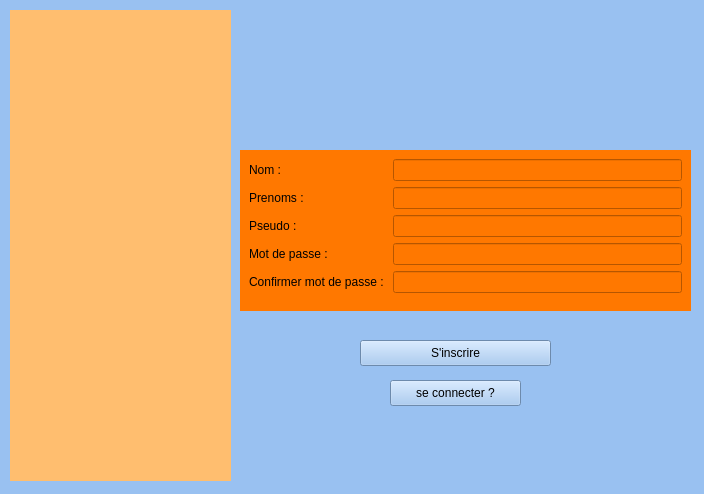
Qt form app/ui/auth/signUp.ui (Valyfaliana/suiviPersoConsoElec) before a commit.
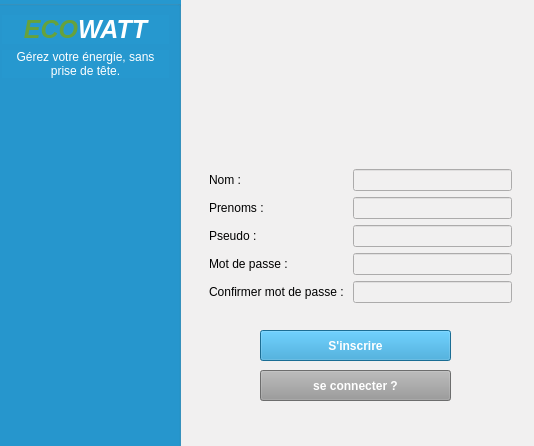
The same form after that commit. Icons and pictures are not drawn.

Commit message: [change] interface Inscription

Patch:
```diff
--- a/app/ui/auth/signUp.ui
+++ b/app/ui/auth/signUp.ui
@@ -9,8 +9,8 @@
    <rect>
     <x>0</x>
     <y>0</y>
-    <width>704</width>
-    <height>494</height>
+    <width>534</width>
+    <height>446</height>
    </rect>
   </property>
   <property name="windowTitle">
@@ -20,20 +20,18 @@
    <bool>false</bool>
   </property>
   <property name="styleSheet">
-   <string notr="true">background-color: rgb(153, 193, 241);</string>
+   <string notr="true">background-color: rgb(241, 240, 240);
+color: rgb(0, 0, 0);</string>
   </property>
   <widget class="QFrame" name="formFrame">
    <property name="geometry">
     <rect>
-     <x>240</x>
-     <y>150</y>
-     <width>451</width>
+     <x>200</x>
+     <y>160</y>
+     <width>321</width>
      <height>161</height>
     </rect>
    </property>
-   <property name="styleSheet">
-    <string notr="true">background-color: rgb(255, 120, 0);</string>
-   </property>
    <layout class="QFormLayout">
     <item row="0" column="0">
      <widget class="QLabel" name="nomLabel">
@@ -95,46 +93,136 @@
     </item>
    </layout>
   </widget>
-  <widget class="QFrame" name="verticalFrame">
-   <property name="geometry">
-    <rect>
-     <x>10</x>
-     <y>10</y>
-     <width>221</width>
-     <height>471</height>
-    </rect>
-   </property>
-   <property name="styleSheet">
-    <string notr="true">background-color: rgb(255, 190, 111);</string>
-   </property>
-   <layout class="QVBoxLayout" name="verticalLayout"/>
-  </widget>
   <widget class="QPushButton" name="btnInscription">
    <property name="geometry">
     <rect>
-     <x>360</x>
-     <y>340</y>
+     <x>260</x>
+     <y>330</y>
      <width>191</width>
-     <height>26</height>
+     <height>31</height>
     </rect>
    </property>
+   <property name="font">
+    <font>
+     <bold>true</bold>
+    </font>
+   </property>
+   <property name="styleSheet">
+    <string notr="true">background-color: rgb(38, 152, 207);
+color: rgb(255, 255, 255);</string>
+   </property>
    <property name="text">
     <string>S'inscrire</string>
    </property>
+   <property name="autoDefault">
+    <bool>false</bool>
+   </property>
+   <property name="default">
+    <bool>false</bool>
+   </property>
+   <property name="flat">
+    <bool>false</bool>
+   </property>
   </widget>
   <widget class="QPushButton" name="btnConnecter">
    <property name="geometry">
     <rect>
-     <x>390</x>
-     <y>380</y>
-     <width>131</width>
-     <height>26</height>
+     <x>260</x>
+     <y>370</y>
+     <width>191</width>
+     <height>31</height>
     </rect>
    </property>
+   <property name="font">
+    <font>
+     <bold>true</bold>
+    </font>
+   </property>
+   <property name="styleSheet">
+    <string notr="true">background-color: rgb(153, 153, 153);
+color: rgb(255, 255, 255);</string>
+   </property>
    <property name="text">
     <string>se connecter ?</string>
    </property>
   </widget>
+  <widget class="QGroupBox" name="partieGauche">
+   <property name="geometry">
+    <rect>
+     <x>-10</x>
+     <y>0</y>
+     <width>191</width>
+     <height>451</height>
+    </rect>
+   </property>
+   <property name="styleSheet">
+    <string notr="true">background-color: rgb(38, 152, 207);
+color: rgb(255, 255, 255);</string>
+   </property>
+   <layout class="QVBoxLayout" name="verticalLayout">
+    <item>
+     <widget class="QLabel" name="label">
+      <property name="font">
+       <font>
+        <pointsize>19</pointsize>
+        <bold>true</bold>
+       </font>
+      </property>
+      <property name="text">
+       <string>&lt;html&gt;&lt;head/&gt;&lt;body&gt;&lt;p&gt;&lt;span style=&quot; font-style:italic; color:#66a23c;&quot;&gt;ECO&lt;/span&gt;&lt;span style=&quot; font-style:italic;&quot;&gt;WATT&lt;/span&gt;&lt;/p&gt;&lt;/body&gt;&lt;/html&gt;</string>
+      </property>
+      <property name="alignment">
+       <set>Qt::AlignmentFlag::AlignCenter</set>
+      </property>
+     </widget>
+    </item>
+    <item>
+     <widget class="QLabel" name="label_2">
+      <property name="text">
+       <string>Gérez votre énergie, sans prise de tête.</string>
+      </property>
+      <property name="alignment">
+       <set>Qt::AlignmentFlag::AlignCenter</set>
+      </property>
+      <property name="wordWrap">
+       <bool>true</bool>
+      </property>
+     </widget>
+    </item>
+    <item>
+     <spacer name="verticalSpacer">
+      <property name="orientation">
+       <enum>Qt::Orientation::Vertical</enum>
+      </property>
+      <property name="sizeHint" stdset="0">
+       <size>
+        <width>20</width>
+        <height>40</height>
+       </size>
+      </property>
+     </spacer>
+    </item>
+   </layout>
+  </widget>
+  <widget class="QLabel" name="label_3">
+   <property name="geometry">
+    <rect>
+     <x>290</x>
+     <y>0</y>
+     <width>151</width>
+     <height>151</height>
+    </rect>
+   </property>
+   <property name="text">
+    <string/>
+   </property>
+   <property name="pixmap">
+    <pixmap resource="../../resources/Icons.qrc">:/Main/icon/mainLog.png</pixmap>
+   </property>
+   <property name="scaledContents">
+    <bool>true</bool>
+   </property>
+  </widget>
  </widget>
  <resources/>
  <connections/>
```
Left out of the diff: 4 changed lines with no effect on the pictures. The commit also changes 3 other files.
